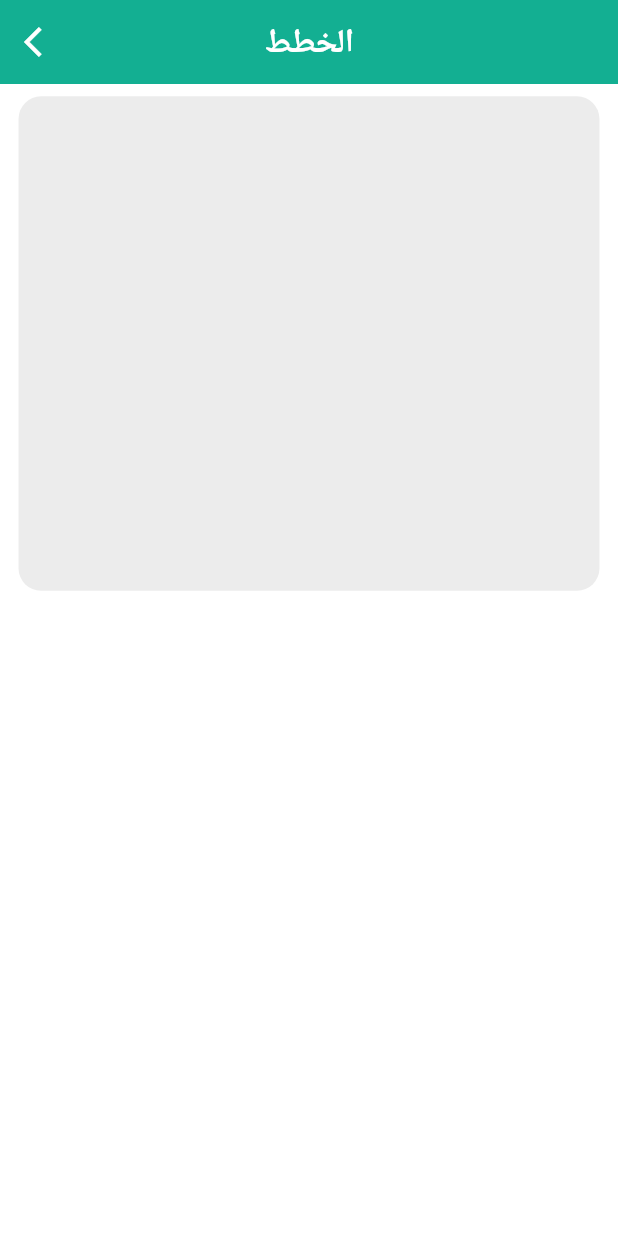
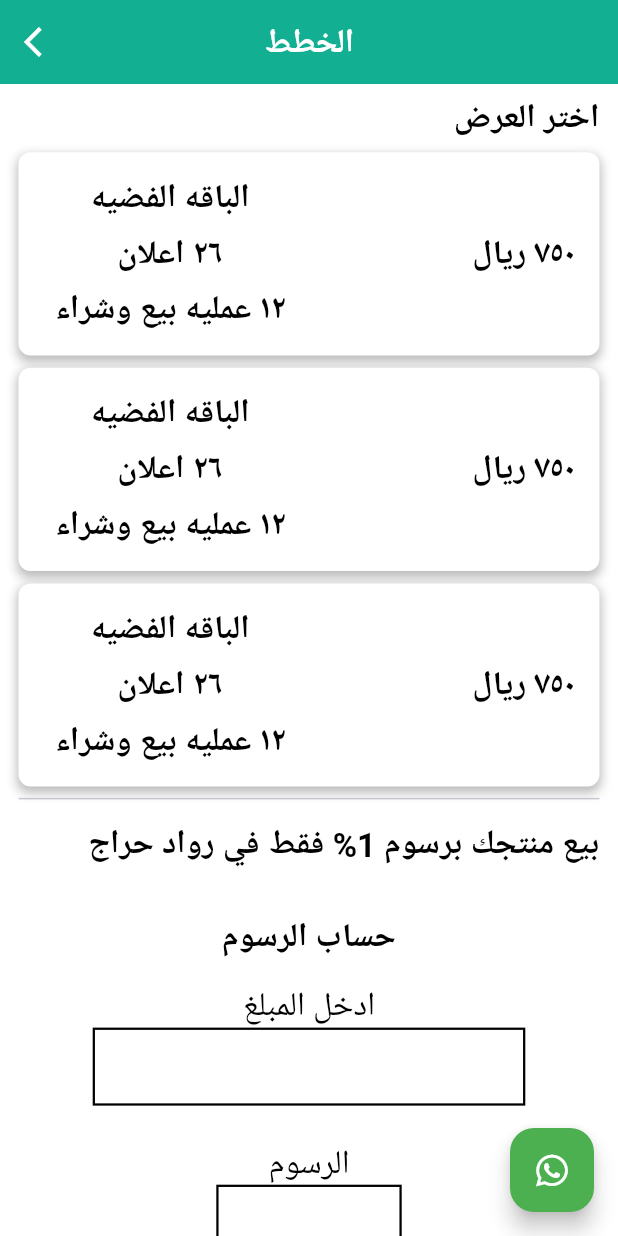
Before and after one commit to hesham81/rowad_hrag, a Flutter app: the PlansScreen screen opened by its route, on a phone screen of 412 x 824 dp. Run offline on Flutter 3.47's test engine with Material 3 defaults, Android fonts, the light colour scheme and no system bars; our stand-ins replace animate_do, animated_custom_dropdown, cached_network_image, carousel_slider, dartz, dio and 8 more; missing offline and left inert: route_transitions; accounts and stored records are empty; Roboto replaces fonts that are missing (Cairo).

Commit message:
ending of all plans ui

```diff
--- a/lib/core/route/on_generate_route.dart
+++ b/lib/core/route/on_generate_route.dart
@@ -39,7 +39,7 @@ abstract class OnGenerateRoute {
       case RouteNames.blogs:
         return MaterialPageRoute(
           builder: (context) => BlocProvider<BlogCubit>(
-            create: (context) => BlogCubit()..getBlogs(),
+            create: (context) => BlogCubit(),
             child: Blogs(),
           ),
         );
--- a/lib/core/widget/custom_container.dart
+++ b/lib/core/widget/custom_container.dart
@@ -5,6 +5,7 @@ class CustomContainer extends StatelessWidget {
   final double? width;
   final double? height;
   final EdgeInsets? padding;
+  final Color? color;
 
   const CustomContainer({
     super.key,
@@ -12,6 +13,7 @@ class CustomContainer extends StatelessWidget {
     this.width,
     this.height,
     this.padding,
+    this.color,
   });
 
   @override
@@ -21,7 +23,7 @@ class CustomContainer extends StatelessWidget {
       width: width,
       padding: padding ?? const EdgeInsets.all(16.0),
       decoration: BoxDecoration(
-        color: Colors.white,
+        color: color ?? Colors.white,
         borderRadius: BorderRadius.circular(8.0),
         boxShadow: [
           BoxShadow(
--- a/lib/features/blogs/presentation/manager/blog_cubit.dart
+++ b/lib/features/blogs/presentation/manager/blog_cubit.dart
@@ -1,5 +1,6 @@
 import 'dart:developer';
 
+import 'package:flutter/cupertino.dart';
 import 'package:flutter_bloc/flutter_bloc.dart';
 import 'package:flutter_easyloading/flutter_easyloading.dart';
 import 'package:rowad_hrag/core/services/web_services.dart';
@@ -15,7 +16,14 @@ import '../../domain/repositories/blog_reposatories.dart';
 part 'blog_state.dart';
 
 class BlogCubit extends Cubit<BlogState> {
-  BlogCubit() : super(BlogInitial());
+  BlogCubit() : super(BlogInitial()) {
+    Future.wait(
+      [
+        getBlogs(),
+      ],
+    );
+  }
+
   late GetAllBlogsUseCase _allBlogsUseCase;
   late BlogReposatories _blogReposatories;
   late BlogInterfaceDataSource _interfaceDataSource;
@@ -34,17 +42,20 @@ class BlogCubit extends Cubit<BlogState> {
 
       var response = await _allBlogsUseCase.call();
 
-      EasyLoading.dismiss();
       response.fold(
-        (fail) => log("End of response ${fail.messageEn} ${fail.messageAr} ${fail.statusCode}"),
-        (blogs) => _blogs = blogs,
+        (fail) => log(
+            "--------------End of response ${fail.messageEn} ${fail.messageAr} ${fail.statusCode}------------"),
+        (blogs) => emit(BlogLoaded(blogs)),
       );
     } catch (error) {
+      EasyLoading.showError(error.toString());
       emit(
         BlogError(
           error.toString(),
         ),
       );
+    } finally {
+      EasyLoading.dismiss();
     }
   }
 }
--- a/lib/features/blogs/presentation/manager/blog_state.dart
+++ b/lib/features/blogs/presentation/manager/blog_state.dart
@@ -22,4 +22,5 @@ class BlogError extends BlogHandling {
   final String message;
 
   const BlogError(this.message);
+
 }
--- a/lib/features/blogs/presentation/pages/blogs.dart
+++ b/lib/features/blogs/presentation/pages/blogs.dart
@@ -1,7 +1,9 @@
 import 'package:flutter/cupertino.dart';
 import 'package:flutter/material.dart';
+import 'package:flutter_bloc/flutter_bloc.dart';
 import 'package:rowad_hrag/core/extensions/extensions.dart';
 import 'package:rowad_hrag/core/theme/app_colors.dart';
+import 'package:rowad_hrag/features/blogs/presentation/manager/blog_cubit.dart';
 import 'package:rowad_hrag/features/blogs/presentation/widgets/blog_item.dart';
 
 import '../../domain/entities/blog.dart';
@@ -164,6 +166,8 @@ class _BlogsState extends State<Blogs> {
               separatorBuilder: (context, index) => 0.01.height.hSpace,
               itemCount: blogList.length,
             ),
+
+
             0.02.height.hSpace,
           ],
         ).hPadding(0.03.width),
--- a/lib/features/contact_with_support/presentation/pages/contact_with_support.dart
+++ b/lib/features/contact_with_support/presentation/pages/contact_with_support.dart
@@ -1,10 +1,37 @@
 import 'package:flutter/material.dart';
+import 'package:rowad_hrag/core/extensions/extensions.dart';
+
+import '../../../../core/theme/app_colors.dart';
 
 class ContactWithSupport extends StatelessWidget {
   const ContactWithSupport({super.key});
 
   @override
   Widget build(BuildContext context) {
-    return const Placeholder();
+    return Scaffold(
+      appBar: AppBar(
+        title: Text(
+          "تواصل مع الدعم",
+          style: Theme.of(context).textTheme.titleLarge!.copyWith(
+                fontWeight: FontWeight.bold,
+                color: AppColors.primaryColor,
+              ),
+        ),
+        leading: IconButton(
+          onPressed: () => Navigator.pop(context),
+          icon: Icon(
+            Icons.arrow_back_ios,
+            color: AppColors.primaryColor,
+          ),
+        ),
+      ),
+      body: SingleChildScrollView(
+        child: Column(
+          children: [
+            0.01.height.hSpace,
+          ],
+        ),
+      ),
+    );
   }
 }
--- a/lib/features/plans/presentation/pages/plans_screen.dart
+++ b/lib/features/plans/presentation/pages/plans_screen.dart
@@ -1,14 +1,32 @@
 import 'package:flutter/material.dart';
+import 'package:font_awesome_flutter/font_awesome_flutter.dart';
+import 'package:rowad_hrag/core/extensions/align.dart';
 import 'package:rowad_hrag/core/extensions/dimensions.dart';
 import 'package:rowad_hrag/core/extensions/extensions.dart';
 import 'package:rowad_hrag/core/theme/app_colors.dart';
+import 'package:rowad_hrag/core/widget/custom_elevated_button.dart';
+import 'package:rowad_hrag/core/widget/custom_text_form_field.dart';
+import 'package:rowad_hrag/features/plans/presentation/widget/card_subscription_item.dart';
 
-class PlansScreen extends StatelessWidget {
+class PlansScreen extends StatefulWidget {
   const PlansScreen({super.key});
 
   @override
+  State<PlansScreen> createState() => _PlansScreenState();
+}
+
+class _PlansScreenState extends State<PlansScreen> {
+  @override
   Widget build(BuildContext context) {
     return Scaffold(
+      floatingActionButton: FloatingActionButton(
+        backgroundColor: Colors.green,
+        onPressed: () {},
+        child: Icon(
+          FontAwesomeIcons.whatsapp,
+          color: Colors.white,
+        ),
+      ),
       appBar: AppBar(
         title: Text(
           "الخطط",
@@ -29,13 +47,85 @@ class PlansScreen extends StatelessWidget {
         child: Column(
           children: [
             0.01.height.hSpace,
-            Container(
-              height: 0.4.height,
-              decoration: BoxDecoration(
-                color: Colors.grey.withAlpha(50),
-                borderRadius: BorderRadius.circular(15),
+            Text(
+              "اختر العرض",
+              style: Theme.of(context).textTheme.titleLarge!.copyWith(
+                    fontWeight: FontWeight.bold,
+                    color: Colors.black,
+                  ),
+            ).alignRight(),
+            0.01.height.hSpace,
+            ListView.separated(
+              shrinkWrap: true,
+              physics: NeverScrollableScrollPhysics(),
+              itemBuilder: (context, index) => CardSubscriptionItem(),
+              separatorBuilder: (context, index) => 0.01.height.hSpace,
+              itemCount: 3,
+            ),
+            Divider(),
+            0.01.height.hSpace,
+            Text(
+              "بيع منتجك برسوم 1% فقط في رواد حراج",
+              style: Theme.of(context).textTheme.titleLarge!.copyWith(
+                    fontWeight: FontWeight.bold,
+                    color: Colors.black,
+                  ),
+            ).alignRight(),
+            0.04.height.hSpace,
+            Text(
+              "حساب الرسوم",
+              style: Theme.of(context).textTheme.titleLarge!.copyWith(
+                    fontWeight: FontWeight.bold,
+                    color: Colors.black,
+                  ),
+            ),
+            0.02.height.hSpace,
+            Text(
+              "ادخل المبلغ",
+              style: Theme.of(context).textTheme.titleLarge!.copyWith(
+                    color: Colors.black,
+                  ),
+            ),
+            SizedBox(
+              width: 0.7.width,
+              child: CustomTextFormField(
+                hintText: "",
+                controller: TextEditingController(),
+                borderColor: Colors.black,
+                borderRadius: 0,
               ),
-            )
+            ),
+            0.03.height.hSpace,
+            Text(
+              "الرسوم",
+              style: Theme.of(context).textTheme.titleLarge!.copyWith(
+                    color: Colors.black,
+                  ),
+            ),
+            SizedBox(
+              width: 0.3.width,
+              child: CustomTextFormField(
+                hintText: "",
+                isReadOnly: true,
+                controller: TextEditingController(),
+                borderColor: Colors.black,
+                borderRadius: 0,
+              ),
+            ),
+            0.04.height.hSpace,
+            CustomElevatedButton(
+              child: Text(
+                "ادفع الآن",
+                style: Theme.of(context).textTheme.titleLarge!.copyWith(
+                      fontWeight: FontWeight.bold,
+                      color: Colors.white,
+                    ),
+              ),
+              btnColor: Color(0xff312F59),
+              padding: EdgeInsets.symmetric(horizontal: 0.1.width),
+              onPressed: () {},
+            ),
+            0.03.height.hSpace
           ],
         ).hPadding(0.03.width),
       ),
--- /dev/null
+++ b/lib/features/plans/presentation/widget/card_subscription_item.dart
@@ -0,0 +1,62 @@
+import 'package:flutter/material.dart';
+import 'package:rowad_hrag/core/extensions/extensions.dart';
+import 'package:rowad_hrag/core/widget/custom_container.dart';
+
+import '../../../../core/theme/app_colors.dart';
+
+class CardSubscriptionItem extends StatelessWidget {
+  final bool isSelected ;
+
+  const CardSubscriptionItem({
+    super.key,
+    this.isSelected = false,
+  });
+
+  @override
+  Widget build(BuildContext context) {
+    return CustomContainer(
+      color: isSelected ? AppColors.primaryColor : Colors.white,
+      child: Row(
+        children: [
+          0.02.width.vSpace,
+          Column(
+            mainAxisAlignment: MainAxisAlignment.start,
+            children: [
+              Text(
+                "الباقه الفضيه",
+                style: Theme.of(context).textTheme.titleLarge!.copyWith(
+                      fontWeight: FontWeight.bold,
+                      color: Colors.black,
+                    ),
+              ),
+              0.01.height.hSpace,
+              Text(
+                "٢٦ اعلان",
+                style: Theme.of(context).textTheme.titleLarge!.copyWith(
+                      fontWeight: FontWeight.bold,
+                      color: Colors.black,
+                    ),
+              ),
+              0.01.height.hSpace,
+              Text(
+                "١٢ عمليه بيع وشراء",
+                style: Theme.of(context).textTheme.titleLarge!.copyWith(
+                      fontWeight: FontWeight.bold,
+                      color: Colors.black,
+                    ),
+              ),
+            ],
+          ),
+          Spacer(),
+          Text(
+            "٧٥٠ ريال",
+            style: Theme.of(context).textTheme.titleLarge!.copyWith(
+                  fontWeight: FontWeight.bold,
+                  color: Colors.black,
+                ),
+          )
+        ],
+      ),
+    );
+  }
+}
--- a/pubspec.yaml
+++ b/pubspec.yaml
@@ -26,6 +26,7 @@ dependencies:
   skeletonizer: ^1.4.3
   flutter_launcher_icons: ^0.14.3
   icons_launcher:
+  font_awesome_flutter: ^10.8.0
 
 dev_dependencies:
   flutter_test:
```
Also changed, not shown: pubspec.lock, 7 other files.
